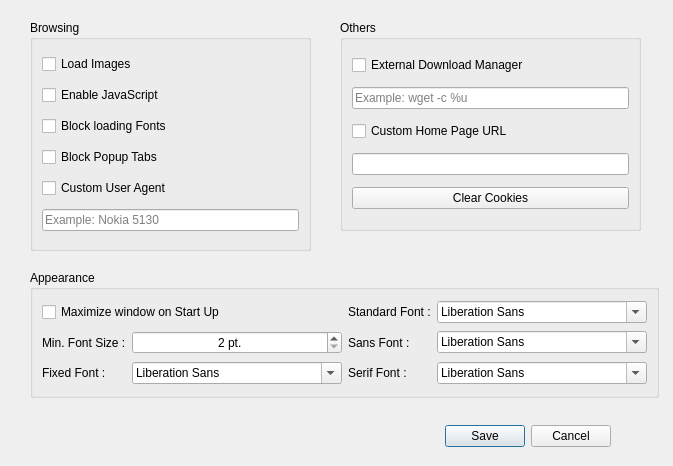
First picture: the form in files/settings_dialog.ui, repository gpsbird/quartz-browser, before the edit.
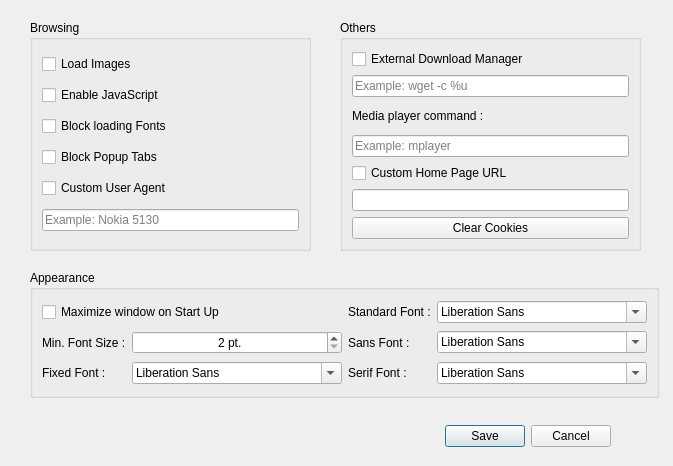
Second picture: the form after the edit.

Commit message: Changing video player command added to settings

```diff
--- a/files/settings_dialog.ui
+++ b/files/settings_dialog.ui
@@ -205,7 +205,7 @@
      <x>340</x>
      <y>20</y>
      <width>301</width>
-     <height>211</height>
+     <height>231</height>
     </rect>
    </property>
    <property name="title">
@@ -232,6 +232,20 @@
       </property>
      </widget>
     </item>
+    <item>
+     <widget class="QLabel" name="label_MediaPlayer">
+      <property name="text">
+       <string>Media player command :</string>
+      </property>
+     </widget>
+    </item>
+    <item>
+     <widget class="QLineEdit" name="mediaPlayerEdit">
+      <property name="placeholderText">
+       <string>Example: mplayer</string>
+      </property>
+     </widget>
+    </item>
     <item>
      <widget class="QCheckBox" name="checkHomePage">
       <property name="text">
```
The commit also changes 3 other files.
